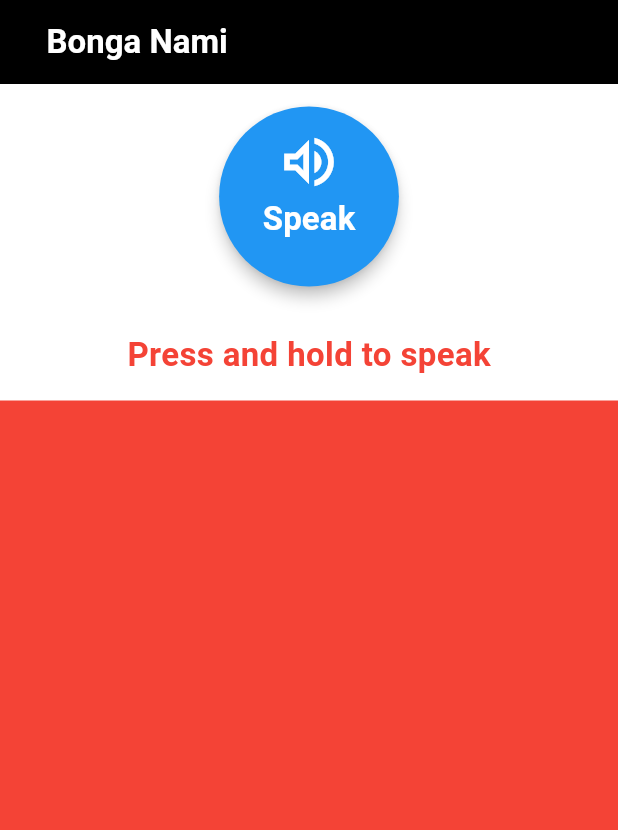
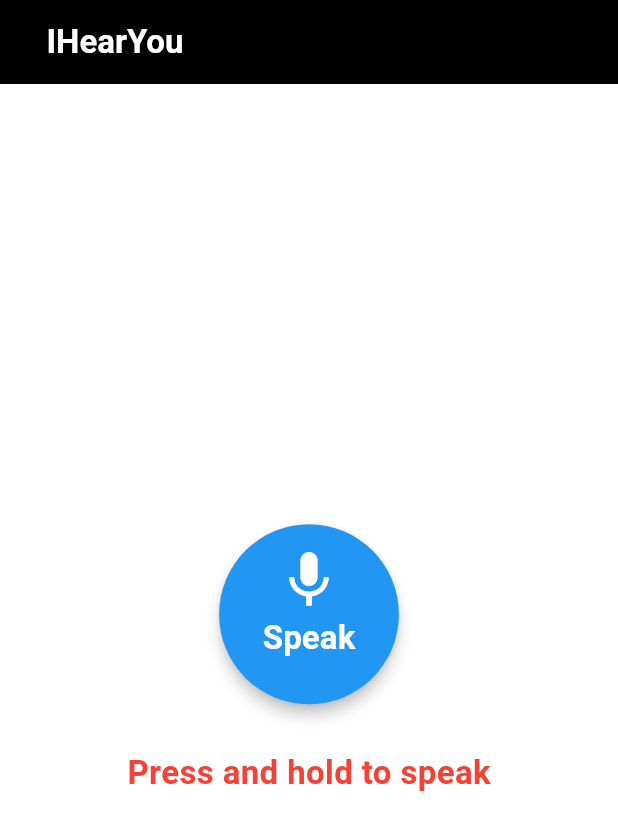
Before and after one commit to MesutEmpire-CS-Projects/Bonga_nami, a Flutter app: the screen it shows after launch, after a tap on "Speak", on a phone screen of 412 x 824 dp. Shown: the top 830 px of the screen. Run offline on Flutter 3.47's test engine with Material 3 defaults, Android fonts, the phone set to English and light mode, and no system bars; our stand-ins replace flutter_tts, permission_handler, speech_to_text.

Commit message:
code revamp

```diff
--- a/lib/main.dart
+++ b/lib/main.dart
@@ -1,27 +1,3 @@
-// import 'package:bonga_nami/screens/home.dart';
-// import 'package:flutter/material.dart';
-//
-// void main() {
-//   runApp(const MyApp());
-// }
-//
-// class MyApp extends StatefulWidget {
-//   const MyApp({super.key});
-//
-//   @override
-//   State<MyApp> createState() => _MyAppState();
-// }
-//
-// class _MyAppState extends State<MyApp> {
-//   @override
-//   Widget build(BuildContext context) {
-//     return const MaterialApp(
-//         debugShowCheckedModeBanner: false,
-//         title: "Bonga Nami",
-//         home: HomePage());
-//   }
-// }
-
 import 'package:bonga_nami/screens/home.dart';
 import 'package:flutter/material.dart';
 
@@ -41,7 +17,7 @@ class _MyAppState extends State<MyApp> {
   Widget build(BuildContext context) {
     return const MaterialApp(
       debugShowCheckedModeBanner: false,
-      title: "Bonga Nami",
+      title: "IHearYou",
       home: HomePage(),
     );
   }
--- a/lib/screens/home.dart
+++ b/lib/screens/home.dart
@@ -1,130 +1,3 @@
-// import 'package:bonga_nami/services/speechToText.dart';
-// import 'package:flutter/material.dart';
-//
-// class HomePage extends StatefulWidget {
-//   const HomePage({super.key});
-//
-//   @override
-//   State<HomePage> createState() => _HomePageState();
-// }
-//
-// class _HomePageState extends State<HomePage> {
-//   late Future<String> spokenWords = Future.value('');
-//   late bool showWords = false;
-//   late SpeechRecognition speechRecognition;
-//
-//   @override
-//   void initState() {
-//     // TODO: implement initState
-//     super.initState();
-//     speechRecognition = SpeechRecognition();
-//     speechRecognition.initializeSpeechRecognition();
-//   }
-//
-//   @override
-//   Widget build(BuildContext context) {
-//     return Scaffold(
-//         backgroundColor: Colors.white,
-//         appBar: _buildAppBar(),
-//         body: Column(
-//           children: [
-//             Row(
-//               // crossAxisAlignment: CrossAxisAlignment.center,
-//               mainAxisAlignment: MainAxisAlignment.center,
-//               children: [
-//                 Container(
-//                     padding: const EdgeInsets.all(15),
-//                     child: ElevatedButton(
-//                       onPressed: () {
-//                         setState(() {
-//                           showWords = true;
-//                           spokenWords =
-//                               speechRecognition.startSpeechRecognition();
-//                         });
-//                       },
-//                       style: ElevatedButton.styleFrom(
-//                           backgroundColor: Colors.blue,
-//                           elevation: 4,
-//                           shape: RoundedRectangleBorder(
-//                               borderRadius: BorderRadius.circular(75))),
-//                       child: Container(
-//                         padding: const EdgeInsets.all(5),
-//                         alignment: Alignment.center,
-//                         height: 120,
-//                         child: const Column(children: [
-//                           Icon(
-//                             Icons.volume_up_outlined,
-//                             color: Colors.white,
-//                             size: 44.0,
-//                           ),
-//                           Text(
-//                             'Speak',
-//                             style: TextStyle(
-//                                 fontSize: 22,
-//                                 fontWeight: FontWeight.bold,
-//                                 color: Colors.white),
-//                           )
-//                         ]),
-//                       ),
-//                     )),
-//               ],
-//             ),
-//             FutureBuilder(
-//                 future: spokenWords,
-//                 builder: (context, snapshot) {
-//                   if (snapshot.hasData) {
-//                     return Container(
-//                       padding: const EdgeInsets.all(15),
-//                       child: Text(
-//                         showWords
-//                             ? 'Nothing Said ${snapshot.data}'
-//                             : 'Say something',
-//                         style: TextStyle(
-//                             fontSize: 22,
-//                             fontWeight: FontWeight.bold,
-//                             color: showWords ? Colors.blue : Colors.red),
-//                       ),
-//                     );
-//                   } else if (snapshot.hasError) {
-//                     return Text(
-//                       '${snapshot.error}',
-//                       style: const TextStyle(
-//                           fontSize: 22,
-//                           fontWeight: FontWeight.bold,
-//                           color: Colors.red),
-//                     );
-//                   }
-//                   // By default, show a loading spinner.
-//                   return Container(
-//                       alignment: Alignment.center,
-//                       height: 10.0,
-//                       child: const CircularProgressIndicator());
-//                 }),
-//             Expanded(
-//                 child: Container(
-//               color: showWords ? Colors.blue : Colors.red,
-//             ))
-//           ],
-//         ));
-//   }
-// }
-//
-// AppBar _buildAppBar() {
-//   return AppBar(
-//       backgroundColor: Colors.black,
-//       elevation: 0,
-//       title: Row(children: [
-//         Container(
-//           padding: const EdgeInsets.all(15),
-//           child: const Text(
-//             'Bonga Nami',
-//             style: TextStyle(
-//                 fontSize: 22, fontWeight: FontWeight.bold, color: Colors.white),
-//           ),
-//         )
-//       ]));
-// }
-
 import 'package:bonga_nami/services/speechToText.dart';
 import 'package:bonga_nami/services/textToSpeech.dart';
 import 'package:bonga_nami/utils/colors.dart';
@@ -142,6 +15,7 @@ class _HomePageState extends State<HomePage> {
   bool isListening = false;
   Color screenColor = Colors.white;
   String colorName = 'white';
+  String errorMessage = '';
   late SpeechRecognition speechRecognition;
   late TextToSpeech textToSpeech;
 
@@ -149,15 +23,29 @@ class _HomePageState extends State<HomePage> {
   void initState() {
     super.initState();
     speechRecognition = SpeechRecognition();
-    speechRecognition.initializeSpeechRecognition();
     textToSpeech = TextToSpeech();
+    _initializeSpeechRecognition();
+  }
+
+  // Initialize speech recognition and handle errors
+  Future<void> _initializeSpeechRecognition() async {
+    try {
+      await speechRecognition.initializeSpeechRecognition();
+    } catch (error) {
+      setState(() {
+        errorMessage = 'Error : $error';
+        spokenWords = '';
+        isListening = false;
+      });
+    }
   }
 
   // Start speech recognition and get the result
   Future<void> _startRecognition() async {
     setState(() {
       isListening = true;
-      spokenWords = ''; // Clear previous spoken words
+      spokenWords = '';
+      errorMessage = '';
     });
 
     // Await the result of the speech recognition (Future<String>)
@@ -173,7 +61,7 @@ class _HomePageState extends State<HomePage> {
       textToSpeech.speak(colorName);
     } catch (e) {
       setState(() {
-        spokenWords = 'Error: $e';
+        errorMessage = 'Error: $e';
         isListening = false;
       });
     }
@@ -187,12 +75,36 @@ class _HomePageState extends State<HomePage> {
     });
   }
 
+  void _wrongTap() {
+    setState(() {
+      spokenWords = '';
+      errorMessage = '';
+    });
+  }
+
+  Color _getTextColor(Color screenColor) {
+    switch (screenColor) {
+      case Colors.red:
+        return Colors.white;
+      case Colors.white:
+        return Colors.red;
+      default:
+        return Colors.white;
+    }
+  }
+
   @override
   Widget build(BuildContext context) {
     return Scaffold(
         backgroundColor: Colors.white,
         appBar: _buildAppBar(),
-      body: Column(
+        body: Row(
+          children: [
+            Expanded(
+              child: Container(
+                color: spokenWords.isNotEmpty ? screenColor : Colors.white,
+                child: Column(
+                  mainAxisAlignment: MainAxisAlignment.center,
                   children: [
                     Row(
                       mainAxisAlignment: MainAxisAlignment.center,
@@ -205,7 +117,7 @@ class _HomePageState extends State<HomePage> {
                           child: Container(
                             padding: const EdgeInsets.all(15),
                             child: ElevatedButton(
-                    onPressed: () {},
+                              onPressed: _wrongTap,
                               style: ElevatedButton.styleFrom(
                                 backgroundColor: Colors.blue,
                                 elevation: 4,
@@ -223,9 +135,9 @@ class _HomePageState extends State<HomePage> {
                                       height: 10,
                                     ),
                                     Icon(
-                            Icons.volume_up_outlined,
+                                      Icons.mic,
                                       color: Colors.white,
-                            size: 44.0,
+                                      size: 45.0,
                                     ),
                                     Text(
                                       'Speak',
@@ -247,7 +159,9 @@ class _HomePageState extends State<HomePage> {
                     Padding(
                       padding: const EdgeInsets.all(15),
                       child: Text(
-              spokenWords.isNotEmpty
+                        errorMessage.isNotEmpty
+                            ? spokenWords
+                            : spokenWords.isNotEmpty
                                 ? 'You said: $spokenWords'
                                 : isListening
                                     ? 'Listening...'
@@ -255,18 +169,20 @@ class _HomePageState extends State<HomePage> {
                         style: TextStyle(
                           fontSize: 22,
                           fontWeight: FontWeight.bold,
-                color: spokenWords.isNotEmpty ? screenColor : Colors.red,
+                          color: errorMessage.isNotEmpty
+                              ? Colors.red
+                              : spokenWords.isNotEmpty
+                                  ? _getTextColor(screenColor)
+                                  : Colors.red,
+                        ),
+                      ),
+                    )
+                  ],
                 ),
               ),
             ),
-          Expanded(
-            child: Container(
-              color: spokenWords.isNotEmpty ? screenColor : Colors.red,
-            ),
-          ),
           ],
-      ),
-    );
+        ));
   }
 }
 
@@ -279,7 +195,7 @@ AppBar _buildAppBar() {
         Container(
           padding: const EdgeInsets.all(15),
           child: const Text(
-            'Bonga Nami',
+            'IHearYou',
             style: TextStyle(
               fontSize: 22,
               fontWeight: FontWeight.bold,
--- a/lib/services/speechToText.dart
+++ b/lib/services/speechToText.dart
@@ -1,84 +1,4 @@
-// import 'package:bonga_nami/utils/permissions.dart';
-// import 'package:speech_to_text/speech_to_text.dart';
-//
-// class SpeechRecognition {
-//   final SpeechToText _speech = SpeechToText();
-//   String recognized_words = '';
-//
-//   Future<void> initializeSpeechRecognition() async {
-//     try {
-//       bool isPermissionGranted = await _getMicrophonePermission();
-//       print('Permission microphone $isPermissionGranted');
-//       await _handlePermissionResponse(isPermissionGranted);
-//     } catch (error) {
-//       print('Error in initializing $error');
-//     }
-//   }
-//
-//   Future<bool> _getMicrophonePermission() async {
-//     try {
-//       bool hasPermission = await _speech.initialize();
-//       bool isPermissionGranted = false;
-//       if (!hasPermission) {
-//         final permission = Permissions();
-//         isPermissionGranted = await permission.listenForPermissions();
-//
-//         if (!isPermissionGranted) {
-//           print('Microphone permission not granted');
-//         }
-//       }
-//
-//       return hasPermission ?? isPermissionGranted;
-//     } catch (error) {
-//       print('Error initializing speech recognition $error');
-//       return false;
-//     }
-//   }
-//
-//   Future<void> _handlePermissionResponse(bool isPermissionGranted) async {
-//     if (isPermissionGranted) {
-//       // Permission granted, continue with voice recognition
-//
-//       // ...
-//     } else {
-//       // Permission not granted, show error message or ask the user to grant permission manually
-//
-//       // ...
-//     }
-//   }
-//
-//   bool isSpeechRecognitionAvailable() {
-//     return _speech.isAvailable;
-//   }
-//
-//   Future<String> startSpeechRecognition() async {
-//     await _speech.listen(
-//         onResult: (result) {
-//           recognized_words = result.recognizedWords;
-//           print('Recognition result: ${result.recognizedWords}');
-//         },
-//         listenFor: const Duration(minutes: 1),
-//         localeId: "en_En",
-//         listenOptions: SpeechListenOptions(
-//             partialResults: false, listenMode: ListenMode.confirmation));
-//     return Future.value(recognized_words);
-//   }
-//
-//   void stopSpeechRecognition() {
-//     _speech.stop();
-//   }
-//
-//   void disposeSpeechRecognition() {
-//     _speech.cancel();
-//   }
-//
-//   // void _onSpeechResult(SpeechRecognitionResult result){
-//   //
-//   // }
-// }
-
 import 'dart:async';
-
 import 'package:bonga_nami/utils/permissions.dart';
 import 'package:speech_to_text/speech_to_text.dart';
 
@@ -91,7 +11,7 @@ class SpeechRecognition {
       bool isPermissionGranted = await _getMicrophonePermission();
       await _handlePermissionResponse(isPermissionGranted);
     } catch (error) {
-      print('Error in initializing $error');
+      throw Exception('Error in initializing speech recognition : $error');
     }
   }
 
@@ -104,18 +24,19 @@ class SpeechRecognition {
       }
       return hasPermission;
     } catch (error) {
-      print('Error initializing speech recognition $error');
-      return false;
+      throw Exception('Error getting microphone permission : $error');
+      // return false;
     }
   }
 
   Future<void> _handlePermissionResponse(bool isPermissionGranted) async {
     if (!isPermissionGranted) {
-      print('Microphone permission not granted');
+      throw Exception('Microphone permission not granted');
     }
   }
 
   Future<String> startSpeechRecognition() async {
+    try {
       if (!_speech.isAvailable) {
         return Future.error("Speech recognition unavailable");
       }
@@ -125,23 +46,28 @@ class SpeechRecognition {
 
       await _speech.listen(
         onResult: (result) {
-        print(result);
           recognizedWords = result.recognizedWords;
-        print('Recognition result: ${result.recognizedWords}');
 
-        // Complete the completer with the recognized words once available
+          // // Complete the completer with the recognized words once available
+          // completer.complete(recognizedWords);
+          // Check if the result is final (speech input is complete)
+          if (result.finalResult) {
             completer.complete(recognizedWords);
+          }
         },
         listenFor: const Duration(minutes: 1),
         localeId: "en_En",
         listenOptions: SpeechListenOptions(
-        partialResults: false,
+          partialResults: true,
           listenMode: ListenMode.confirmation,
         ),
       );
 
       // Wait for the completer to complete with the result
       return completer.future;
+    } catch (error) {
+      throw Exception('Error starting speech recognition : $error');
+    }
   }
 
   Future<void> stopSpeechRecognition() async {
--- a/lib/services/textToSpeech.dart
+++ b/lib/services/textToSpeech.dart
@@ -12,8 +12,8 @@ class TextToSpeech {
       await _flutterTts.setLanguage("en-US");
       await _flutterTts.setPitch(1.0);
       await _flutterTts.speak('Here is your $text screen.');
-    } catch (e) {
-      print('Error: $e');
+    } catch (error) {
+      throw Exception('Error from text to speech : $error');
     }
   }
 }
--- a/pubspec.yaml
+++ b/pubspec.yaml
@@ -38,6 +38,7 @@ dependencies:
   speech_to_text: ^6.6.2
   permission_handler: ^11.3.1
   flutter_tts: ^4.0.2
+  flutter_launcher_icons: ^0.14.1
 
 dev_dependencies:
   flutter_test:
```
Also changed, not shown: flutter_launcher_icons.yaml (added, +34 -0 lines), lib/utils/permissions.dart (+0 -33 lines), assets/icon/icon.png (added), pubspec.lock, 56 other files. Lines whose indentation alone changed are shown as unchanged.
